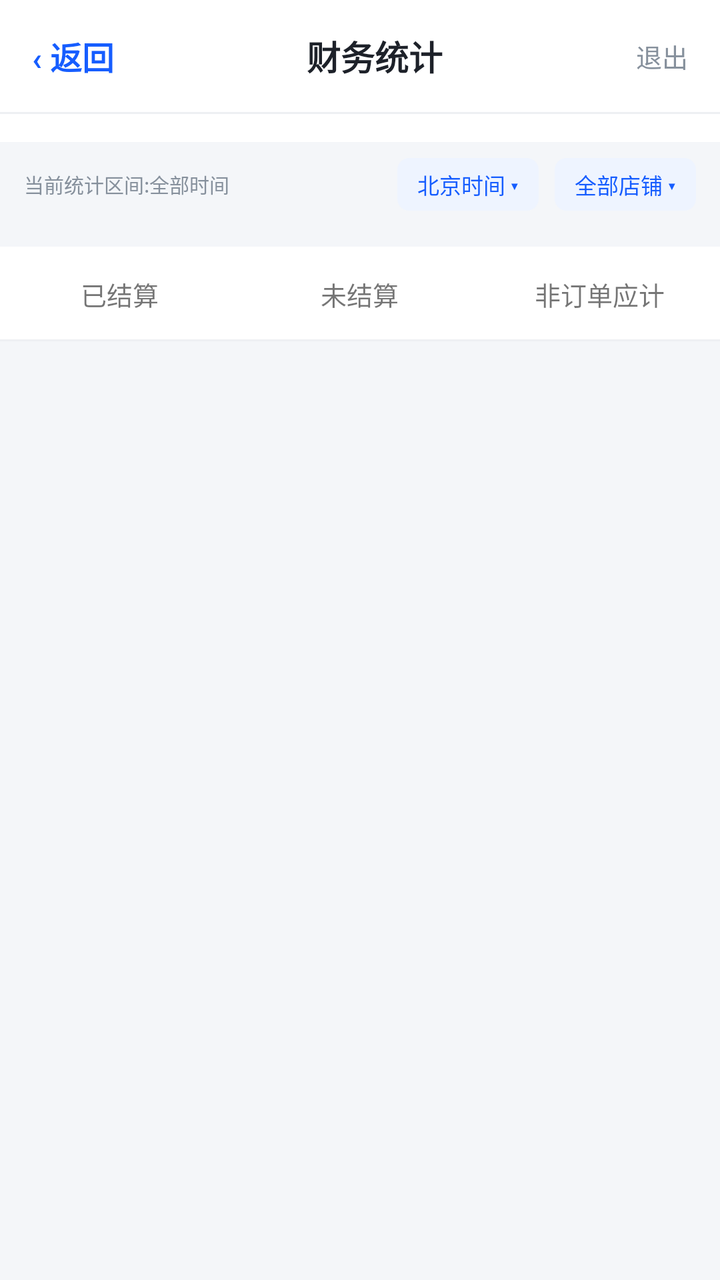
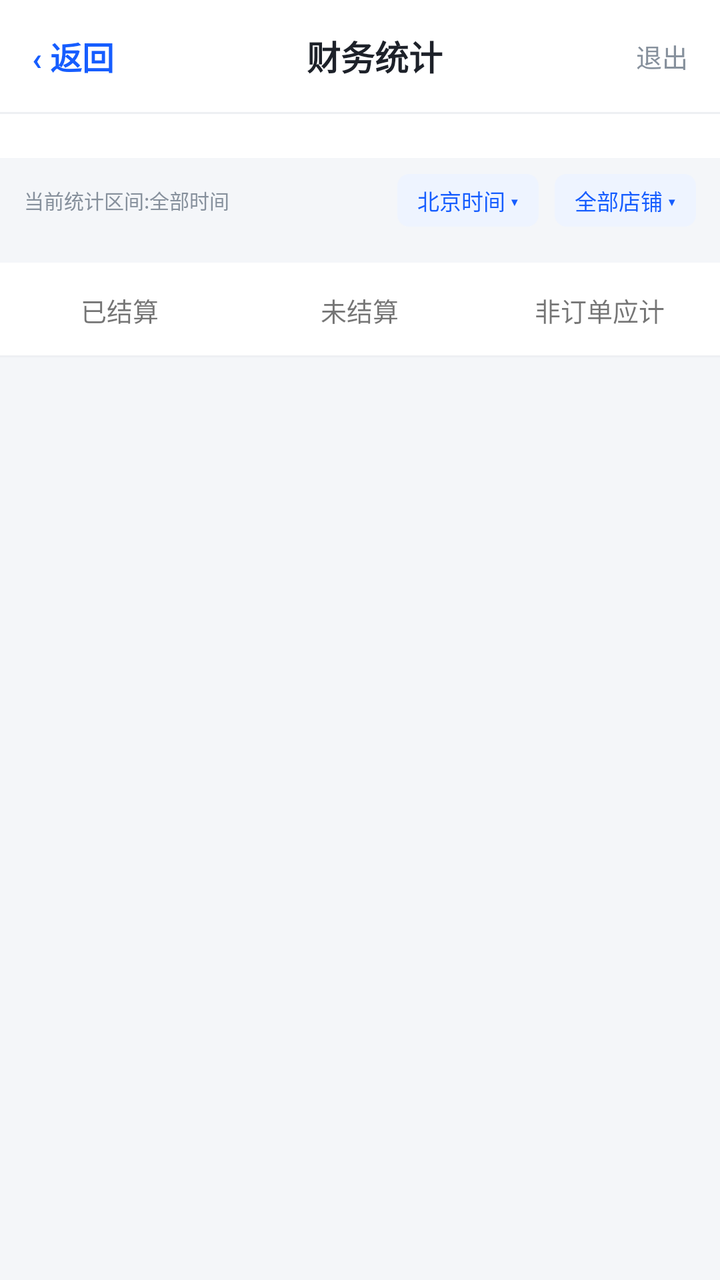

The first picture is an Android layout as it rendered before a commit; the second is the same layout after the commit. The layout source and the unified diff follow.
<!-- AndroidManifest.xml: application theme AppTheme -->
<!-- res/layout/activity_finance.xml -->
<?xml version="1.0" encoding="utf-8"?>
<LinearLayout xmlns:android="http://schemas.android.com/apk/res/android"
    android:layout_width="match_parent"
    android:layout_height="match_parent"
    android:fitsSystemWindows="true"
    android:orientation="vertical"
    android:background="@color/page_bg">

    
    <LinearLayout
        android:layout_width="match_parent"
        android:layout_height="56dp"
        android:orientation="horizontal"
        android:gravity="center_vertical"
        android:background="#ffffff"
        android:paddingHorizontal="8dp">

        <TextView
            android:id="@+id/financeBackBtn"
            android:layout_width="wrap_content"
            android:layout_height="wrap_content"
            android:text="‹ 返回"
            android:textColor="@color/primary"
            android:textSize="16sp"
            android:textStyle="bold"
            android:paddingHorizontal="8dp"
            android:paddingVertical="12dp" />

        <TextView
            android:layout_width="0dp"
            android:layout_height="wrap_content"
            android:layout_weight="1"
            android:text="财务统计"
            android:textColor="@color/text_primary"
            android:textSize="17sp"
            android:textStyle="bold"
            android:gravity="center" />

        <TextView
            android:id="@+id/financeLogoutBtn"
            android:layout_width="wrap_content"
            android:layout_height="wrap_content"
            android:text="退出"
            android:textColor="@color/text_muted"
            android:textSize="13sp"
            android:paddingHorizontal="8dp"
            android:paddingVertical="12dp" />
    </LinearLayout>

    
    <View
        android:layout_width="match_parent"
        android:layout_height="1dp"
        android:background="@color/divider" />

    
    <HorizontalScrollView
        android:layout_width="match_parent"
        android:layout_height="wrap_content"
        android:scrollbars="none"
        android:background="#ffffff"
        android:paddingTop="6dp"
        android:paddingBottom="8dp">

        <LinearLayout
            android:id="@+id/presetContainer"
            android:layout_width="wrap_content"
            android:layout_height="wrap_content"
            android:orientation="horizontal"
            android:paddingHorizontal="12dp" />
    </HorizontalScrollView>

    
    <LinearLayout
        android:layout_width="match_parent"
        android:layout_height="wrap_content"
        android:orientation="horizontal"
        android:gravity="center_vertical"
        android:paddingHorizontal="12dp"
        android:paddingTop="8dp"
        android:paddingBottom="2dp">

        <TextView
            android:id="@+id/rangeHint"
            android:layout_width="0dp"
            android:layout_height="wrap_content"
            android:layout_weight="1"
            android:text="当前统计区间:全部时间"
            android:textSize="10sp"
            android:textColor="@color/text_muted"
            android:maxLines="2" />

        <TextView
            android:id="@+id/tzBtn"
            android:layout_width="wrap_content"
            android:layout_height="wrap_content"
            android:text="北京时间 ▾"
            android:textSize="11sp"
            android:textColor="@color/primary"
            android:background="@drawable/bg_tag_blue"
            android:paddingHorizontal="10dp"
            android:paddingVertical="5dp" />

        <TextView
            android:id="@+id/financeStoreBtn"
            android:layout_width="wrap_content"
            android:layout_height="wrap_content"
            android:text="全部店铺 ▾"
            android:textSize="11sp"
            android:textColor="@color/primary"
            android:background="@drawable/bg_tag_blue"
            android:paddingHorizontal="10dp"
            android:paddingVertical="5dp"
            android:layout_marginStart="8dp" />
    </LinearLayout>

    
    <ScrollView
        android:layout_width="match_parent"
        android:layout_height="0dp"
        android:layout_weight="1"
        android:fillViewport="true"
        android:scrollbars="none">

    <LinearLayout
        android:layout_width="match_parent"
        android:layout_height="wrap_content"
        android:orientation="vertical">

    
    <LinearLayout
        android:id="@+id/summaryContainer"
        android:layout_width="match_parent"
        android:layout_height="wrap_content"
        android:orientation="vertical"
        android:paddingHorizontal="12dp"
        android:paddingTop="8dp"
        android:clipChildren="false"
        android:clipToPadding="false" />

    
    <LinearLayout
        android:layout_width="match_parent"
        android:layout_height="wrap_content"
        android:orientation="horizontal"
        android:background="#ffffff"
        android:paddingTop="8dp"
        android:layout_marginTop="8dp">

        <LinearLayout
            android:layout_width="0dp"
            android:layout_height="wrap_content"
            android:layout_weight="1"
            android:orientation="vertical"
            android:gravity="center_horizontal">

            <TextView
                android:id="@+id/detailTabSettled"
                android:layout_width="wrap_content"
                android:layout_height="wrap_content"
                android:text="已结算"
                android:textSize="13sp"
                android:paddingHorizontal="8dp"
                android:paddingVertical="6dp" />

            <View
                android:id="@+id/tabIndicatorSettled"
                android:layout_width="32dp"
                android:layout_height="3dp"
                android:layout_marginTop="4dp"
                android:background="@drawable/bg_tab_indicator"
                android:visibility="invisible" />
        </LinearLayout>

        <LinearLayout
            android:layout_width="0dp"
            android:layout_height="wrap_content"
            android:layout_weight="1"
            android:orientation="vertical"
            android:gravity="center_horizontal">

            <TextView
                android:id="@+id/detailTabPending"
                android:layout_width="wrap_content"
                android:layout_height="wrap_content"
                android:text="未结算"
                android:textSize="13sp"
                android:paddingHorizontal="8dp"
                android:paddingVertical="6dp" />

            <View
                android:id="@+id/tabIndicatorPending"
                android:layout_width="32dp"
                android:layout_height="3dp"
                android:layout_marginTop="4dp"
                android:background="@drawable/bg_tab_indicator"
                android:visibility="invisible" />
        </LinearLayout>

        <LinearLayout
            android:layout_width="0dp"
            android:layout_height="wrap_content"
            android:layout_weight="1"
            android:orientation="vertical"
            android:gravity="center_horizontal">

            <TextView
                android:id="@+id/detailTabNonOrder"
                android:layout_width="wrap_content"
                android:layout_height="wrap_content"
                android:text="非订单应计"
                android:textSize="13sp"
                android:paddingHorizontal="8dp"
                android:paddingVertical="6dp" />

            <View
                android:id="@+id/tabIndicatorNonOrder"
                android:layout_width="32dp"
                android:layout_height="3dp"
                android:layout_marginTop="4dp"
                android:background="@drawable/bg_tab_indicator"
                android:visibility="invisible" />
        </LinearLayout>
    </LinearLayout>

    
    <LinearLayout
        android:id="@+id/financeSearchRow"
        android:layout_width="match_parent"
        android:layout_height="wrap_content"
        android:orientation="horizontal"
        android:gravity="center_vertical"
        android:background="#ffffff"
        android:paddingHorizontal="12dp"
        android:paddingTop="6dp"
        android:paddingBottom="8dp"
        android:visibility="gone">

        <EditText
            android:id="@+id/financeKeywordInput"
            android:layout_width="0dp"
            android:layout_height="40dp"
            android:layout_weight="1"
            android:background="@drawable/bg_input"
            android:paddingHorizontal="12dp"
            android:hint="搜索货件号"
            android:textSize="13sp"
            android:imeOptions="actionSearch"
            android:singleLine="true" />

        <TextView
            android:id="@+id/financeSearchBtn"
            android:layout_width="wrap_content"
            android:layout_height="wrap_content"
            android:text="搜索"
            android:textColor="@color/primary"
            android:textSize="14sp"
            android:textStyle="bold"
            android:padding="8dp"
            android:layout_marginStart="8dp" />
    </LinearLayout>

    
    <View
        android:layout_width="match_parent"
        android:layout_height="1dp"
        android:background="@color/divider" />

    <ProgressBar
        android:id="@+id/financeProgress"
        android:layout_width="wrap_content"
        android:layout_height="wrap_content"
        android:layout_gravity="center_horizontal"
        android:layout_marginTop="10dp"
        android:visibility="gone" />

    <androidx.recyclerview.widget.RecyclerView
        android:id="@+id/financeRecyclerView"
        android:layout_width="match_parent"
        android:layout_height="wrap_content"
        android:nestedScrollingEnabled="false"
        android:clipToPadding="false"
        android:padding="12dp" />

    <TextView
        android:id="@+id/financeLoadMoreTip"
        android:layout_width="match_parent"
        android:layout_height="wrap_content"
        android:text=""
        android:textSize="12sp"
        android:textColor="@color/text_placeholder"
        android:gravity="center"
        android:padding="6dp"
        android:visibility="gone" />

    </LinearLayout>

    </ScrollView>

</LinearLayout>
<!-- resources referenced by this layout -->
<resources>
  <color name="divider">#eef0f3</color>
  <color name="page_bg">#f4f6f9</color>
  <color name="primary">#165dff</color>
  <color name="text_muted">#86909c</color>
  <color name="text_placeholder">#a6abb3</color>
  <color name="text_primary">#1d2129</color>
  <!-- drawable bg_input (drawable) -->
  <?xml version="1.0" encoding="utf-8"?>
  <shape xmlns:android="http://schemas.android.com/apk/res/android"
      android:shape="rectangle">
      <solid android:color="@color/neutral_bg" />
      <corners android:radius="@dimen/radius_md" />
  </shape>
  <!-- drawable bg_tab_indicator (drawable) -->
  <?xml version="1.0" encoding="utf-8"?>
  <shape xmlns:android="http://schemas.android.com/apk/res/android"
      android:shape="rectangle">
      <solid android:color="@color/primary" />
      <corners android:radius="2dp" />
  </shape>
  <!-- drawable bg_tag_blue (drawable) -->
  <?xml version="1.0" encoding="utf-8"?>
  <shape xmlns:android="http://schemas.android.com/apk/res/android"
      android:shape="rectangle">
      <solid android:color="@color/primary_bg" />
      <corners android:radius="@dimen/radius_sm" />
  </shape>
  <style name="AppTheme" parent="android:Theme.Material.Light.NoActionBar">
          <item name="android:statusBarColor">#165dff</item>
          <item name="android:navigationBarColor">#ffffff</item>
          <item name="android:windowBackground">#f2f3f5</item>
      </style>
  <color name="neutral_bg">#f2f3f5</color>
  <dimen name="radius_md">10dp</dimen>
  <color name="primary_bg">#eef4ff</color>
  <dimen name="radius_sm">6dp</dimen>
</resources>

<!-- the commit's change to res/layout/activity_finance.xml (unified diff, before → after) -->
@@ -64,6 +64,22 @@
 
         <LinearLayout
             android:id="@+id/presetContainer"
+            android:layout_width="wrap_content"
+            android:layout_height="wrap_content"
+            android:orientation="horizontal"
+            android:paddingHorizontal="12dp" />
+    </HorizontalScrollView>
+
+    
+    <HorizontalScrollView
+        android:layout_width="match_parent"
+        android:layout_height="wrap_content"
+        android:scrollbars="none"
+        android:background="#ffffff"
+        android:paddingBottom="8dp">
+
+        <LinearLayout
+            android:id="@+id/monthContainer"
             android:layout_width="wrap_content"
             android:layout_height="wrap_content"
             android:orientation="horizontal"
